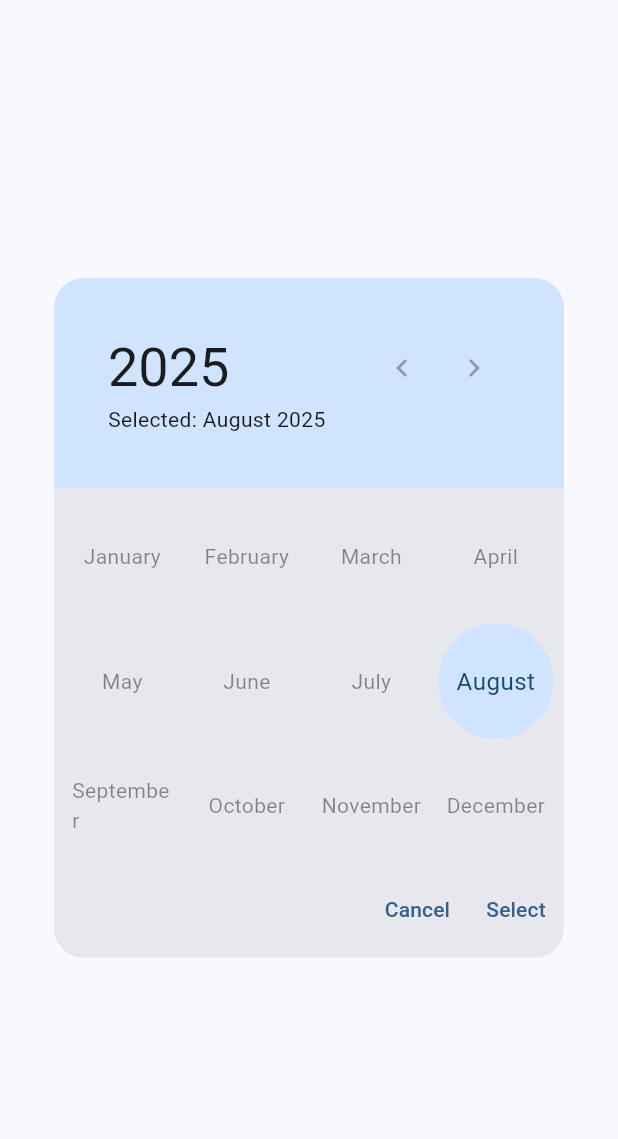
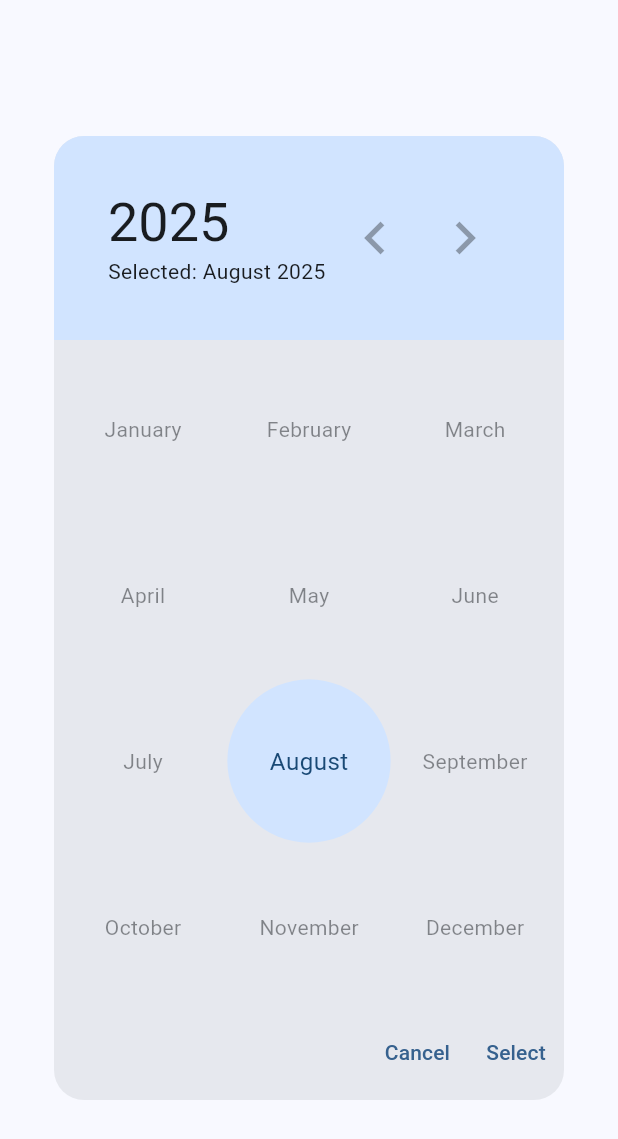
Before and after one commit to lamarios/SpendSpentSpent, a Flutter app: the MonthPicker widget shown alone on an empty page, opened directly with empty values, on a phone screen of 412 x 824 dp. Shown: the top 1139 px of the screen. Run offline on Flutter 3.47's test engine with Material 3 defaults, Android fonts, the phone set to English and light mode, and no system bars; drawn by our look-alikes of dynamic_color, flutter_animate; our stand-ins replace after_layout, auto_route, easy_debounce, fl_chart, flutter_bloc, flutter_fadein and 11 more; missing offline and left inert: flutter_settings_ui, material_loading_indicator, oidc; accounts and stored records are empty; network calls fail.

Commit message:
Fix monthly calendar issues and improve UI responsiveness

```diff
--- a/src/main/app/lib/expenses/views/components/below_date_widget.dart
+++ b/src/main/app/lib/expenses/views/components/below_date_widget.dart
@@ -13,6 +13,7 @@ class BelowDateInCalendarWidget extends StatelessWidget {
   @override
   Widget build(BuildContext context) {
     final textTheme = Theme.of(context).textTheme;
+    final colors = Theme.of(context).colorScheme;
 
     return Padding(
       padding: const EdgeInsets.only(top: 4),
@@ -31,7 +32,9 @@ class BelowDateInCalendarWidget extends StatelessWidget {
                     ? SizedBox(width: 20, height: 20, child: LoadingIndicator())
                     : Text(
                         formatCurrency(state.amount ?? 0),
-                        style: textTheme.labelSmall,
+                        style: textTheme.labelMedium?.copyWith(
+                          color: colors.primary,
+                        ),
                       ).animate().slideY(
                         duration: animationDuration,
                         curve: animationCurve,
--- a/src/main/app/lib/globals.dart
+++ b/src/main/app/lib/globals.dart
@@ -51,6 +51,10 @@ bool isTablet(MediaQueryData data) {
   return data.size.width >= TABLET;
 }
 
+bool isTabletFromSize(Size size) {
+  return size.width >= TABLET;
+}
+
 bool isBigPhone(MediaQueryData data) {
   return data.size.width > BIG_PHONE;
 }
--- a/src/main/app/lib/utils/views/components/month_picker.dart
+++ b/src/main/app/lib/utils/views/components/month_picker.dart
@@ -7,6 +7,7 @@ import 'package:spend_spent_spent/utils/states/month_picker.dart';
 import 'package:spend_spent_spent/utils/views/components/conditional_wrapper.dart';
 
 const double _borderRadius = 20;
+const double _arrowSizes = 44;
 const List<String> _monthNames = [
   "January",
   "February",
@@ -117,52 +118,51 @@ class MonthPicker extends StatelessWidget {
                         ),
                         child: Padding(
                           padding: const EdgeInsets.all(36.0),
-                          child: Column(
+                          child: Row(
+                            crossAxisAlignment: CrossAxisAlignment.center,
                             children: [
-                              Row(
-                                children: [
-                                  Expanded(
-                                    child: Text(
+                              Expanded(
+                                child: Column(
+                                  crossAxisAlignment:
+                                      CrossAxisAlignment.stretch,
+                                  children: [
+                                    Text(
                                       state.selectedYear.toString(),
                                       style: textTheme.displaySmall,
                                     ),
-                                  ),
-                                  IconButton(
-                                    onPressed:
-                                        state.selectedYear > firstDate.year
-                                        ? () {
-                                            if (state.selectedYear >
-                                                firstDate.year) {
-                                              cubit.setYear(
-                                                state.selectedYear - 1,
-                                              );
-                                            }
-                                          }
-                                        : null,
-                                    icon: Icon(Icons.chevron_left),
-                                  ),
-                                  IconButton(
-                                    onPressed:
-                                        state.selectedYear < lastDate.year
-                                        ? () {
-                                            if (state.selectedYear <
-                                                lastDate.year) {
-                                              cubit.setYear(
-                                                state.selectedYear + 1,
-                                              );
-                                            }
-                                          }
-                                        : null,
-                                    icon: Icon(Icons.chevron_right),
-                                  ),
-                                ],
+                                    Text(
+                                      'Selected: ${monthFormatter.format(state.selected)}',
+                                    ),
+                                  ],
+                                ),
                               ),
-                              Row(
-                                children: [
-                                  Text(
-                                    'Selected: ${monthFormatter.format(state.selected)}',
-                                  ),
-                                ],
+                              IconButton(
+                                onPressed: state.selectedYear > firstDate.year
+                                    ? () {
+                                        if (state.selectedYear >
+                                            firstDate.year) {
+                                          cubit.setYear(state.selectedYear - 1);
+                                        }
+                                      }
+                                    : null,
+                                icon: Icon(
+                                  Icons.chevron_left,
+                                  size: _arrowSizes,
+                                ),
+                              ),
+                              IconButton(
+                                onPressed: state.selectedYear < lastDate.year
+                                    ? () {
+                                        if (state.selectedYear <
+                                            lastDate.year) {
+                                          cubit.setYear(state.selectedYear + 1);
+                                        }
+                                      }
+                                    : null,
+                                icon: Icon(
+                                  Icons.chevron_right,
+                                  size: _arrowSizes,
+                                ),
                               ),
                             ],
                           ),
@@ -173,7 +173,12 @@ class MonthPicker extends StatelessWidget {
                         child:
                             GridView.count(
                                   key: ValueKey(state.selectedYear),
-                                  crossAxisCount: 4,
+                                  crossAxisCount:
+                                      isTabletFromSize(
+                                        MediaQuery.sizeOf(context),
+                                      )
+                                      ? 4
+                                      : 3,
                                   shrinkWrap: true,
                                   physics: NeverScrollableScrollPhysics(),
                                   children: months,
--- a/src/main/app/pubspec.yaml
+++ b/src/main/app/pubspec.yaml
@@ -29,7 +29,6 @@ dependencies:
   latlong2: 0.9.1
   location: 8.0.0
   logging: 1.3.0
-#  oauth2_client: 4.2.0
   material_loading_indicator: 1.0.0
   oidc: 0.12.1+2
   oidc_default_store: 0.4.0+3
```
Also changed, not shown: src/main/app/lib/categories/views/screens/category_settings.dart (+22 -3 lines).
